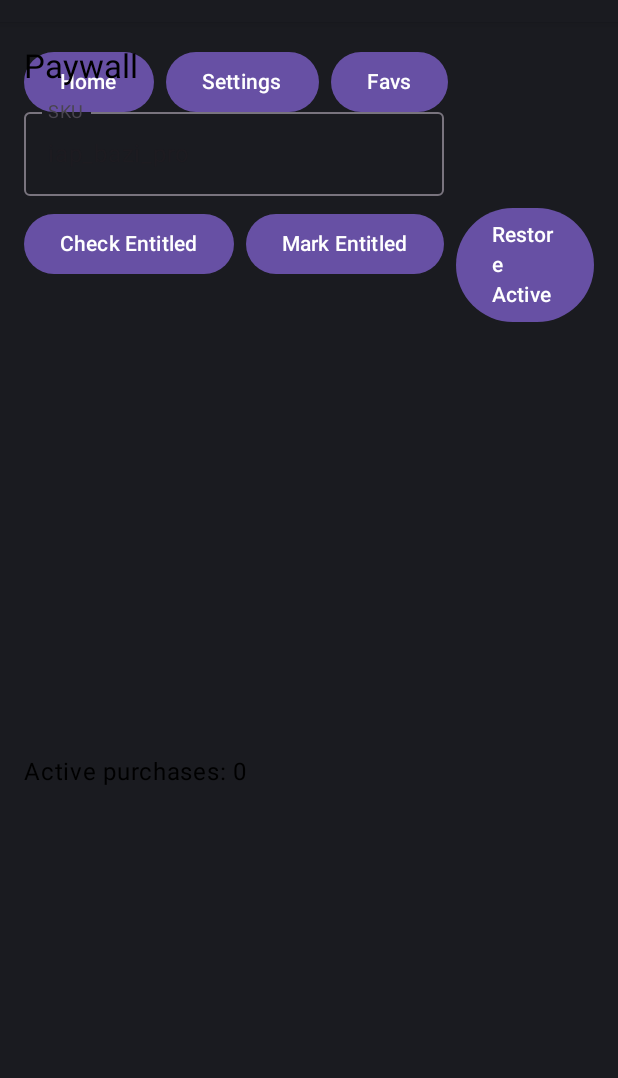
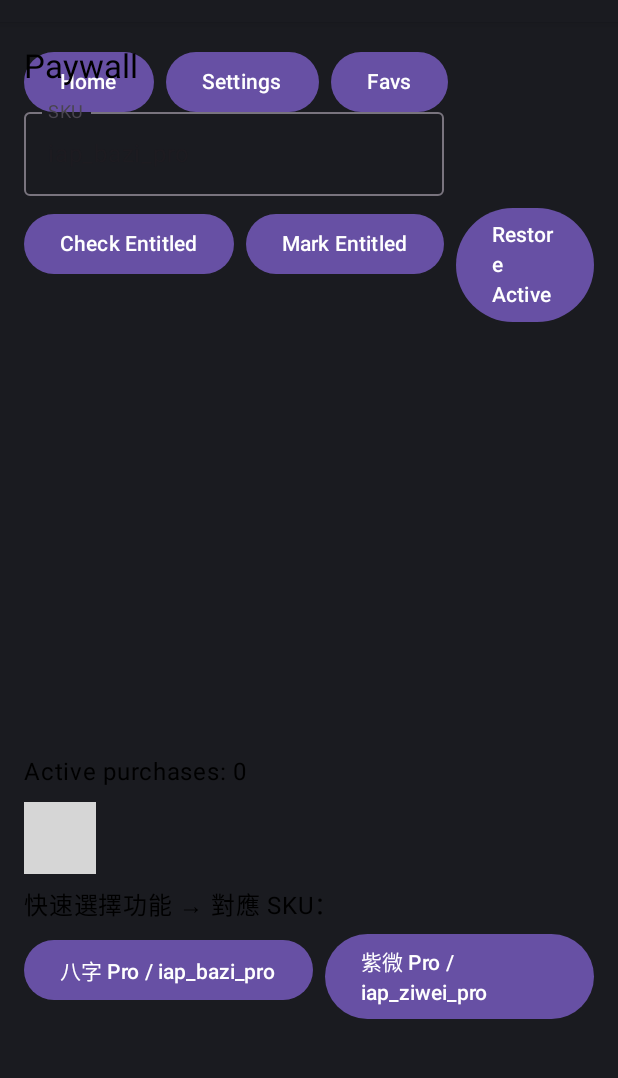
Before and after one commit to masteryee-labs/AI-Destiny-Master, an Android app built with Jetpack Compose: the PaywallScreen screen opened through its navigation route, on a phone screen of 412 x 824 dp, the part 62-1140 px from its top. Run offline under Robolectric (Android 15) with nearby library versions, the phone set to English and light mode, and no system bars; our stand-ins replace Room's generated code; libraries missing offline, so code that uses them is left out: com.android.billingclient; 7 statements that could not run were skipped; grey boxes are pictures that could not be loaded.

Commit message:
feat(astro): AstroCalculator 直接使用 Astronomy Engine 計算行星黃經與相位（JSON 輸出更完整）\nfeat(home): HomeScreen 新增『我的收藏』卡區與搜尋框（前 5 筆）\nfeat(paywall): 顯示功能→SKU 對應快速選擇；補強購買體驗\nfeat(nav/settings): Onboarding 支援 from=settings 參數，返回時 popUpTo Settings

```diff
--- a/app/src/main/AndroidManifest.xml
+++ b/app/src/main/AndroidManifest.xml
@@ -9,7 +9,7 @@
         android:allowBackup="true"
         android:label="AIDestinyMaster"
         android:supportsRtl="true">
-        <activity android:name=".MainActivity">
+        <activity android:name=".MainActivity" android:exported="true">
             <intent-filter>
                 <action android:name="android.intent.action.MAIN" />
                 <category android:name="android.intent.category.LAUNCHER" />
--- a/app/src/main/java/com/aidestinymaster/app/home/HomeScreen.kt
+++ b/app/src/main/java/com/aidestinymaster/app/home/HomeScreen.kt
@@ -19,6 +19,8 @@
 import androidx.navigation.NavController
 import com.aidestinymaster.app.report.ReportViewModel
 import com.aidestinymaster.app.nav.Routes
+import com.aidestinymaster.app.report.ReportPrefs
+import com.aidestinymaster.data.db.DatabaseProvider
 import kotlinx.coroutines.launch
 
 @Composable
@@ -29,6 +31,14 @@
     val scope = rememberCoroutineScope()
     var type by remember { mutableStateOf("demo") }
     var content by remember { mutableStateOf("Hello at " + System.currentTimeMillis()) }
+    var favQuery by remember { mutableStateOf("") }
+    val favs by ReportPrefs.favsFlow(activity).collectAsState(initial = emptySet())
+    var favItems by remember { mutableStateOf(listOf<com.aidestinymaster.data.db.ReportEntity>()) }
+    LaunchedEffect(favs, favQuery) {
+        val dao = DatabaseProvider.get(activity).reportDao()
+        val all = favs.mapNotNull { id -> dao.getById(id) }
+        favItems = if (favQuery.isBlank()) all else all.filter { it.title.contains(favQuery) || it.summary.contains(favQuery) }
+    }
 
     Column(Modifier.fillMaxWidth().padding(16.dp), verticalArrangement = Arrangement.spacedBy(8.dp)) {
         Text("Home", style = MaterialTheme.typography.titleLarge)
@@ -40,10 +50,23 @@
                 nav.navigate(Routes.Report.replace("{reportId}", id))
             } }) { Text("Create & Open Report") }
             Button(onClick = { lastId?.let { nav.navigate(Routes.Report.replace("{reportId}", it)) } }, enabled = lastId != null) { Text("Open Last") }
+            Button(onClick = { nav.navigate(Routes.ReportFavs) }) { Text("My Favorites") }
         }
         if (current != null) {
             Spacer(Modifier.height(8.dp))
             Text("Last: ${current!!.title}")
         }
+        Spacer(Modifier.height(16.dp))
+        Text("Favorites", style = MaterialTheme.typography.titleMedium)
+        OutlinedTextField(value = favQuery, onValueChange = { favQuery = it }, label = { Text("Search favorites") })
+        favItems.take(5).forEach { r ->
+            Row(Modifier.fillMaxWidth().padding(8.dp)) {
+                Column(Modifier.weight(1f)) {
+                    Text(r.title, style = MaterialTheme.typography.titleMedium)
+                    Text(r.summary, maxLines = 1)
+                }
+                Button(onClick = { nav.navigate(Routes.Report.replace("{reportId}", r.id)) }) { Text("Open") }
+            }
+        }
     }
 }
--- a/app/src/main/java/com/aidestinymaster/app/nav/NavGraph.kt
+++ b/app/src/main/java/com/aidestinymaster/app/nav/NavGraph.kt
@@ -60,9 +60,13 @@
         Spacer(Modifier.height(8.dp))
         NavHost(navController = nav, startDestination = start.value!!) {
             composable(
-                route = Routes.Onboarding,
-                deepLinks = listOf(navDeepLink { uriPattern = "aidm://onboarding" })
-            ) { OnboardingScreen(activity, nav) }
+                route = Routes.Onboarding + "?from={from}",
+                arguments = listOf(navArgument("from") { nullable = true }),
+                deepLinks = listOf(navDeepLink { uriPattern = "aidm://onboarding?from={from}" })
+            ) { backStack ->
+                val from = backStack.arguments?.getString("from")
+                OnboardingScreen(activity, nav, from)
+            }
             composable(Routes.Home) { HomeScreen(activity, nav) }
             composable(
                 route = Routes.Settings,
--- a/app/src/main/java/com/aidestinymaster/app/paywall/PaywallScreen.kt
+++ b/app/src/main/java/com/aidestinymaster/app/paywall/PaywallScreen.kt
@@ -30,6 +30,14 @@
     val sampleSkus = listOf("iap_bazi_pro", "iap_ziwei_pro", "iap_design_pro", "iap_astro_pro", "android.test.purchased")
     val billing = remember { BillingManager.from(activity) }
     var lastMsg by remember { mutableStateOf("") }
+    val featureMap = listOf(
+        "八字 Pro" to "iap_bazi_pro",
+        "紫微 Pro" to "iap_ziwei_pro",
+        "人設 Pro" to "iap_design_pro",
+        "星盤 Pro" to "iap_astro_pro",
+        "VIP 月" to "sub_vip_month",
+        "VIP 年" to "sub_vip_year"
+    )
 
     LaunchedEffect(Unit) {
         billing.addListener { result, purchases ->
@@ -102,5 +110,14 @@
         if (entitled != null) Text("Entitled: $entitled")
         Text("Active purchases: $activeCount")
         if (lastMsg.isNotEmpty()) Text("Last: $lastMsg")
+        Spacer(Modifier.height(8.dp))
+        Text("快速選擇功能 → 對應 SKU：")
+        featureMap.chunked(3).forEach { row ->
+            Row(horizontalArrangement = Arrangement.spacedBy(8.dp)) {
+                row.forEach { (label, id) ->
+                    Button(onClick = { sku = id }) { Text("$label / $id") }
+                }
+            }
+        }
     }
 }
--- a/app/src/main/java/com/aidestinymaster/app/settings/SettingsScreen.kt
+++ b/app/src/main/java/com/aidestinymaster/app/settings/SettingsScreen.kt
@@ -48,7 +48,7 @@
             Button(onClick = { GoogleAuthManager.signOut(ctx) { viewModel.onSignedIn(null) } }) { Text("Sign Out") }
             Button(onClick = { com.aidestinymaster.sync.SyncBatchScheduler.scheduleNow(ctx) }) { Text("立即同步") }
             Button(onClick = {
-                val intent = android.content.Intent(android.content.Intent.ACTION_VIEW, android.net.Uri.parse("aidm://onboarding"))
+                val intent = android.content.Intent(android.content.Intent.ACTION_VIEW, android.net.Uri.parse("aidm://onboarding?from=settings"))
                 ctx.startActivity(intent)
             }) { Text("前往導覽") }
             Button(onClick = {
--- a/core/astro/build.gradle.kts
+++ b/core/astro/build.gradle.kts
@@ -32,5 +32,4 @@
     implementation(libs.androidx.compose.ui)
     implementation(libs.androidx.compose.ui.tooling.preview)
     implementation(libs.androidx.compose.material3)
-    implementation("com.github.cosinekitty:astronomy:2.2.0")
 }
--- a/core/lunar/build.gradle.kts
+++ b/core/lunar/build.gradle.kts
@@ -32,5 +32,4 @@
     implementation(libs.androidx.compose.ui)
     implementation(libs.androidx.compose.ui.tooling.preview)
     implementation(libs.androidx.compose.material3)
-    implementation("com.github.6tail:lunar-java:1.6.8")
 }
```
Also changed, not shown: app/src/main/java/com/aidestinymaster/app/onboarding/OnboardingScreen.kt (+3 -4 lines), app/src/main/res/xml/backup_rules.xml (+1 -8 lines), core/astro/src/main/java/com/aidestinymaster/core/astro/AstroCalculator.kt (+70 -6 lines).
